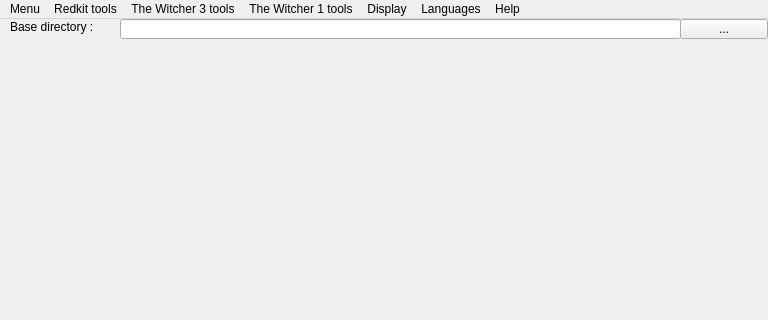
Before: the Qt Designer form W2ENT_QT/mainwindow.ui in JLouis-B/RedTools, drawn with Qt 5; both pictures show x 0 to 768 and y 0 to 320 of the 768 by 647 pixel window.
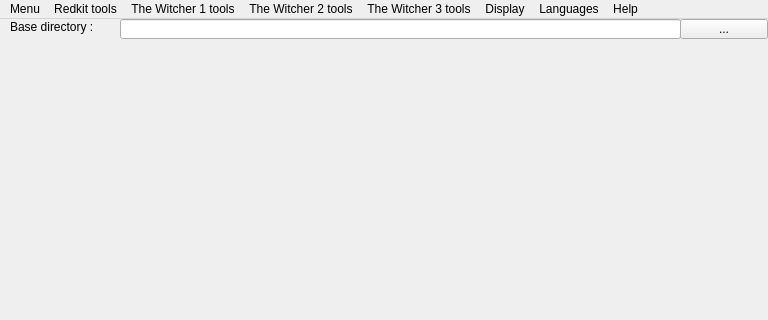
After: the same form once the commit is applied.

Patch:
```diff
--- a/W2ENT_QT/mainwindow.ui
+++ b/W2ENT_QT/mainwindow.ui
@@ -251,7 +251,7 @@
      <x>0</x>
      <y>0</y>
      <width>768</width>
-     <height>21</height>
+     <height>20</height>
     </rect>
    </property>
    <widget class="QMenu" name="menuMenu">
@@ -323,10 +323,17 @@
     </property>
     <addaction name="actionBIF_extractor"/>
    </widget>
+   <widget class="QMenu" name="menuThe_Witcher_2_tools">
+    <property name="title">
+     <string>The Witcher 2 tools</string>
+    </property>
+    <addaction name="actionDZIP_extractor"/>
+   </widget>
    <addaction name="menuMenu"/>
    <addaction name="menu_RE_tools"/>
-   <addaction name="menuThe_Witcher_3_tools"/>
    <addaction name="menuThe_Witcher_1_tools"/>
+   <addaction name="menuThe_Witcher_2_tools"/>
+   <addaction name="menuThe_Witcher_3_tools"/>
    <addaction name="menuDisplay"/>
    <addaction name="menuLanguages"/>
    <addaction name="menuHelp"/>
```
Left out of the diff: 5 changed lines with no effect on the pictures.
